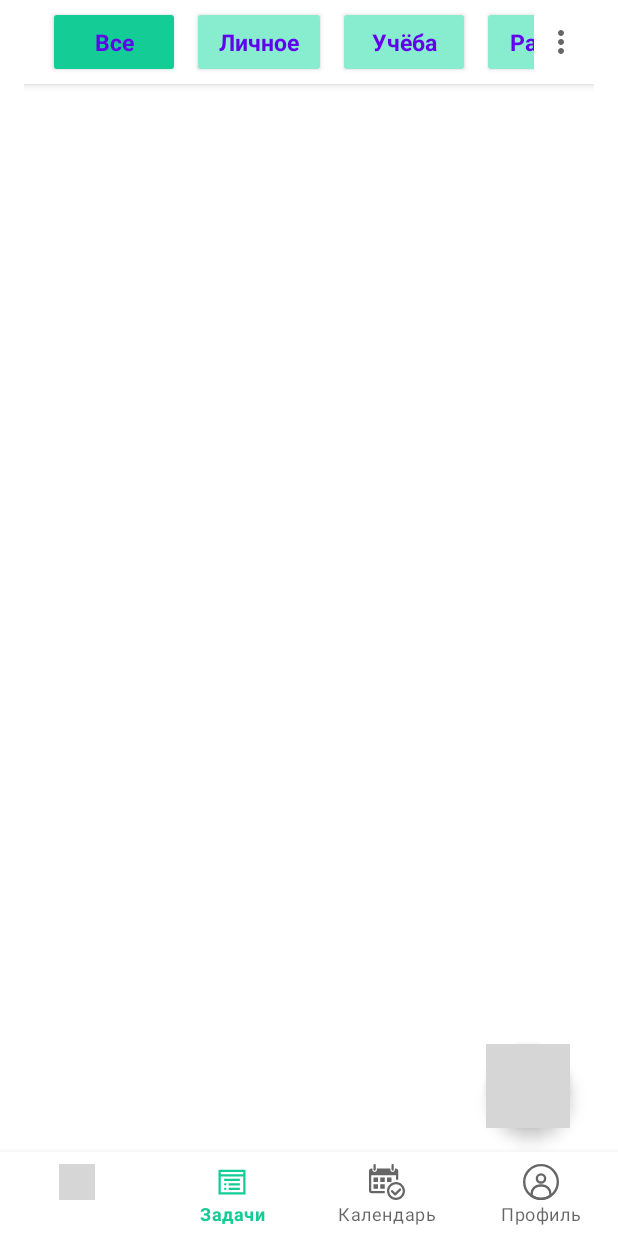
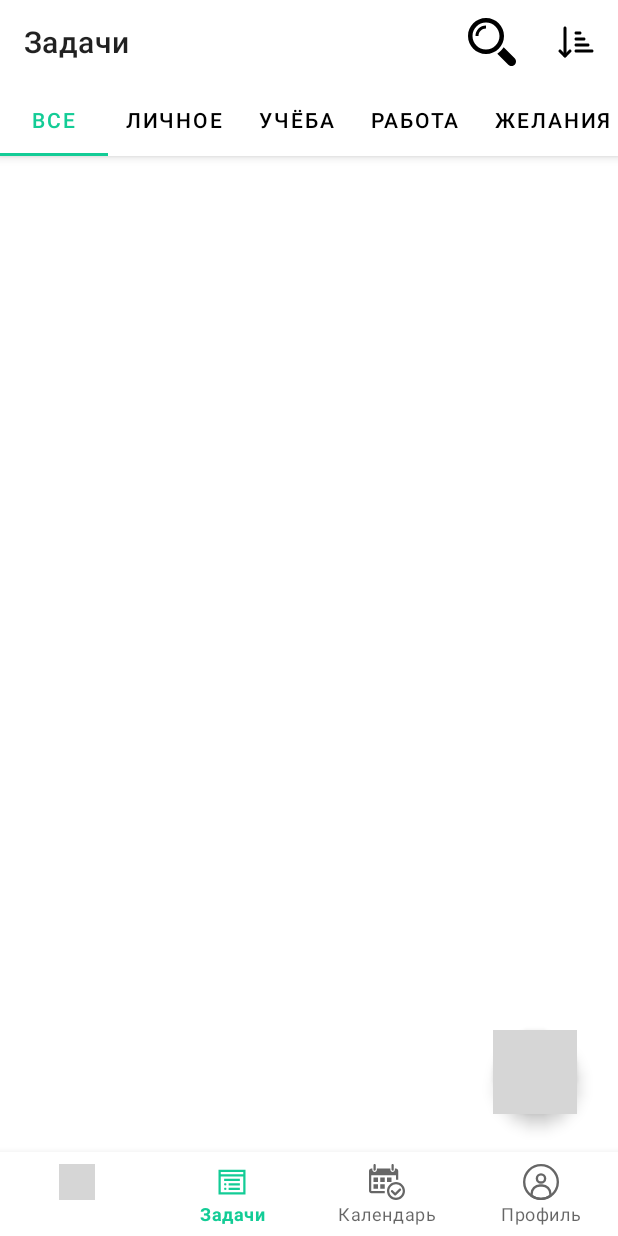
Before and after one commit to Developonz/coursework-oop, an Android app: the screen it shows after launch (MainActivity), on a phone screen of 412 x 824 dp. Run offline under Robolectric (Android 15) with nearby library versions, the phone set to English and light mode, and no system bars; our stand-ins replace navigation-ui; libraries missing offline, so code that uses them is left out: it.xabaras.android; grey boxes are pictures that could not be loaded.

Commit message:
added tabs to categories & removed tooltips

```diff
--- a/app/src/main/java/com/example/planner/MainActivity.java
+++ b/app/src/main/java/com/example/planner/MainActivity.java
@@ -33,6 +33,7 @@ import com.google.android.material.navigation.NavigationView;
 
 import androidx.appcompat.app.ActionBar;
 import androidx.appcompat.widget.Toolbar;
+import androidx.appcompat.widget.TooltipCompat;
 import androidx.core.content.ContextCompat;
 import androidx.core.view.GravityCompat;
 import androidx.core.view.ViewCompat;
@@ -45,6 +46,7 @@ import androidx.appcompat.app.AppCompatActivity;
 
 import com.example.planner.databinding.ActivityMainBinding;
 
+import java.lang.reflect.Field;
 import java.util.ArrayList;
 
 public class MainActivity extends AppCompatActivity {
@@ -61,22 +63,18 @@ public class MainActivity extends AppCompatActivity {
         BottomNavigationView navigation = binding.appBarMain.bottomNavigation;
         NavController navController = Navigation.findNavController(this, R.id.nav_host_fragment_content_main);
         NavigationUI.setupWithNavController(navigation, navController);
+
+        for (int i = 0; i < navigation.getMenu().size(); i++) {
+            MenuItem item = navigation.getMenu().getItem(i);
+            View actionView = findViewById(item.getItemId());
+            actionView.setOnLongClickListener(new View.OnLongClickListener() {
+                @Override
+                public boolean onLongClick(View v) {
+                    return true;
+                }
+            });
+        }
     }
-
-    /*@Override
-    public boolean onCreateOptionsMenu(Menu menu) {
-        getMenuInflater().inflate(R.menu.main, menu);
-        return true;
-    }
-
-    @Override
-    public boolean onOptionsItemSelected(MenuItem item) {
-        *//*if(item.getItemId() == R.id.action_search) {
-            Intent intent = new Intent(this, SearchUsersActivity.class);
-            startActivity(intent);
-        }*//*
-        return true;
-    }*/
 
     @Override
     public boolean onSupportNavigateUp() {
--- a/app/src/main/java/com/example/planner/ui/tasks/TasksFragment.java
+++ b/app/src/main/java/com/example/planner/ui/tasks/TasksFragment.java
@@ -1,63 +1,56 @@
 package com.example.planner.ui.tasks;
 
-import android.graphics.PorterDuff;
-import android.graphics.drawable.Drawable;
 import android.os.Bundle;
 import androidx.annotation.NonNull;
-import androidx.appcompat.app.ActionBar;
 import androidx.appcompat.widget.SearchView;
 import androidx.appcompat.widget.Toolbar;
-import androidx.core.content.ContextCompat;
+import androidx.appcompat.widget.TooltipCompat;
 import androidx.core.view.MenuHost;
 import androidx.core.view.MenuProvider;
-import androidx.core.view.ViewCompat;
 import androidx.fragment.app.Fragment;
 import androidx.lifecycle.Lifecycle;
 import androidx.recyclerview.widget.ItemTouchHelper;
 import androidx.recyclerview.widget.LinearLayoutManager;
 import androidx.recyclerview.widget.RecyclerView;
-
 import android.util.Log;
-import android.view.ContextThemeWrapper;
 import android.view.LayoutInflater;
 import android.view.Menu;
 import android.view.MenuInflater;
 import android.view.MenuItem;
 import android.view.View;
 import android.view.ViewGroup;
-import android.widget.Button;
-import android.widget.LinearLayout;
 import com.example.planner.MainActivity;
 import com.example.planner.R;
 import com.example.planner.databinding.FragmentTasksBinding;
 import com.google.android.material.snackbar.Snackbar;
+import com.google.android.material.tabs.TabLayout;
+
+import java.lang.reflect.Field;
 import java.util.ArrayList;
 
 
 public class TasksFragment extends Fragment implements OnItemTaskRecyclerClickListener {
 
-    private ArrayList<Button> categoriesBtn;
-    private Button activeCategory;
+    private String activeCategory;
     private final String[] categoriesTitle = {"Все", "Личное", "Учёба", "Работа", "Желания"};
     private ArrayList<Task> taskList = new ArrayList<>();
     private TasksRecyclerViewAdapter adapter;
     private FragmentTasksBinding binding;
     private RecyclerView recyclerView;
     private Toolbar toolbar;
+    private TabLayout tabLayout;
 
     @Override
     public void onCreate(Bundle savedInstanceState) {
         super.onCreate(savedInstanceState);
         binding = FragmentTasksBinding.inflate(this.getLayoutInflater());
-        toolbar = binding.toolbar;
-        ((MainActivity) requireActivity()).setSupportActionBar(toolbar);
-
         setupToolbar();
         setupCategories();
         setupRecyclerView();
 
         binding.addTaskBtn.setOnClickListener(v -> {
-            BottomSheetTaskMenuInfo bottomSheetTaskMenuInfo = BottomSheetTaskMenuInfo.getInstance(adapter, getCategory(categoriesBtn.indexOf(activeCategory)));
+            String categpry = activeCategory.equals("Все") ? "Без категории" : activeCategory;
+            BottomSheetTaskMenuInfo bottomSheetTaskMenuInfo = BottomSheetTaskMenuInfo.getInstance(adapter, categpry);
             if (bottomSheetTaskMenuInfo != null)
                 bottomSheetTaskMenuInfo.show(getParentFragmentManager(), "BottomSheetTaskMenu");
         });
@@ -103,6 +96,7 @@ public class TasksFragment extends Fragment implements OnItemTaskRecyclerClickLi
                 }
                 return false;
             }
+
         }, getViewLifecycleOwner(), Lifecycle.State.RESUMED);
     }
 
@@ -127,66 +121,40 @@ public class TasksFragment extends Fragment implements OnItemTaskRecyclerClickLi
     }
 
     private void setupToolbar() {
-        View customToolbar = this.getLayoutInflater().inflate(R.layout.custom_toolbar_layout, null);
-        toolbar.addView(customToolbar);
+        toolbar = binding.toolbar;
+        toolbar.setTitle("Задачи");
+        ((MainActivity) requireActivity()).setSupportActionBar(toolbar);
     }
 
     private void setupCategories() {
-        categoriesBtn = new ArrayList<>();
+        tabLayout = binding.tabLayout;
+
         for (String title : categoriesTitle) {
-            categoriesBtn.add(createNavBtn(title, toolbar));
+            TabLayout.Tab tab = tabLayout.newTab().setText(title);
+            tab.view.setOnLongClickListener(view -> true);
+            tabLayout.addTab(tab);
         }
-        activeCategory = categoriesBtn.get(0);
-        ViewCompat.setBackgroundTintList(activeCategory,
-                ContextCompat.getColorStateList(toolbar.getContext(), R.color.teal_700));
+
+        tabLayout.addOnTabSelectedListener(new TabLayout.OnTabSelectedListener() {
+            @Override
+            public void onTabSelected(TabLayout.Tab tab) {
+                activeCategory = (String) tab.getText();
+            }
+            @Override
+            public void onTabUnselected(TabLayout.Tab tab) {}
+
+            @Override
+            public void onTabReselected(TabLayout.Tab tab) {}
+        });
+        activeCategory = categoriesTitle[0];
     }
 
     private void setupRecyclerView() {
         recyclerView = binding.list;
         recyclerView.setLayoutManager(new LinearLayoutManager(binding.getRoot().getContext()));
-        adapter = new TasksRecyclerViewAdapter(taskList, (String) activeCategory.getText(), this);
+        adapter = new TasksRecyclerViewAdapter(taskList, activeCategory, this);
         recyclerView.setAdapter(adapter);
         ItemTouchHelper itemTouchHelper = new ItemTouchHelper(new TaskItemTouchHelper(adapter, recyclerView, getActivity()));
         itemTouchHelper.attachToRecyclerView(recyclerView);
     }
-
-    public Button createNavBtn(String text, View v) {
-
-        ContextThemeWrapper newContext = new ContextThemeWrapper(v.getContext(), R.style.customButtonCategory);
-        Button button = new Button(newContext);
-        button.setText(text);
-        button.setId(View.generateViewId());
-
-        int margin = getResources().getDimensionPixelSize(R.dimen.button_margin);
-        LinearLayout.LayoutParams layoutParams = new LinearLayout.LayoutParams(
-                LinearLayout.LayoutParams.WRAP_CONTENT,
-                LinearLayout.LayoutParams.WRAP_CONTENT
-        );
-        layoutParams.setMargins(0, 0, margin, 0);
-        button.setLayoutParams(layoutParams);
-
-        button.setOnClickListener(v1 -> {
-            if (activeCategory != null) {
-                ViewCompat.setBackgroundTintList(activeCategory,
-                        ContextCompat.getColorStateList(v1.getContext(), R.color.teal_200));
-            }
-            activeCategory = button;
-            ViewCompat.setBackgroundTintList(activeCategory,
-                    ContextCompat.getColorStateList(v1.getContext(), R.color.teal_700));
-            adapter.changeCategory((String) activeCategory.getText());
-        });
-
-        LinearLayout layout = (LinearLayout) v.findViewById(R.id.toolbarBtns);
-        layout.addView(button);
-        return button;
-    }
-
-    private String getCategory(int number) {
-        String[] categories = getResources().getStringArray(R.array.categories);
-        String category = null;
-        if (number >= 0 && number < categories.length) {
-            category = categories[number];
-        }
-        return category;
-    }
 }
--- /dev/null
+++ b/app/src/main/res/drawable/search.xml
@@ -0,0 +1,15 @@
+<vector xmlns:android="http://schemas.android.com/apk/res/android"
+    android:width="485.21dp"
+    android:height="485.21dp"
+    android:viewportWidth="485.21"
+    android:viewportHeight="485.21">
+  <path
+      android:fillColor="#FF000000"
+      android:pathData="M471.88,407.57L360.57,296.24c-16.59,25.8 -38.54,47.73 -64.33,64.32l111.32,111.32c17.77,17.77 46.59,17.77 64.32,0C489.65,454.15 489.65,425.33 471.88,407.57z"/>
+  <path
+      android:fillColor="#FF000000"
+      android:pathData="M363.91,181.96C363.91,81.47 282.44,0 181.96,0C81.47,0 0,81.47 0,181.96s81.47,181.95 181.96,181.95C282.44,363.91 363.91,282.44 363.91,181.96zM181.96,318.42c-75.25,0 -136.46,-61.21 -136.46,-136.46c0,-75.25 61.21,-136.46 136.46,-136.46c75.25,0 136.47,61.21 136.47,136.46C318.42,257.21 257.21,318.42 181.96,318.42z"/>
+  <path
+      android:fillColor="#FF000000"
+      android:pathData="M75.82,181.96h30.32c0,-41.8 34.01,-75.81 75.82,-75.81V75.82C123.44,75.82 75.82,123.44 75.82,181.96z"/>
+</vector>
--- /dev/null
+++ b/app/src/main/res/drawable/sorting.xml
@@ -0,0 +1,24 @@
+<vector xmlns:android="http://schemas.android.com/apk/res/android"
+    android:width="800dp"
+    android:height="800dp"
+    android:viewportWidth="24"
+    android:viewportHeight="24">
+  <path
+      android:pathData="M6.5,19.75C6.31,19.75 6.12,19.68 5.97,19.53L3.47,17.03C3.18,16.74 3.18,16.26 3.47,15.97C3.76,15.68 4.24,15.68 4.53,15.97L6.5,17.94L8.47,15.97C8.76,15.68 9.24,15.68 9.53,15.97C9.82,16.26 9.82,16.74 9.53,17.03L7.03,19.53C6.88,19.68 6.69,19.75 6.5,19.75Z"
+      android:fillColor="#000000"/>
+  <path
+      android:pathData="M6.5,19.75C6.09,19.75 5.75,19.41 5.75,19V5C5.75,4.59 6.09,4.25 6.5,4.25C6.91,4.25 7.25,4.59 7.25,5V19C7.25,19.41 6.91,19.75 6.5,19.75Z"
+      android:fillColor="#000000"/>
+  <path
+      android:pathData="M20,17.25H12C11.59,17.25 11.25,16.91 11.25,16.5C11.25,16.09 11.59,15.75 12,15.75H20C20.41,15.75 20.75,16.09 20.75,16.5C20.75,16.91 20.41,17.25 20,17.25Z"
+      android:fillColor="#000000"/>
+  <path
+      android:pathData="M16,11.25H12C11.59,11.25 11.25,10.91 11.25,10.5C11.25,10.09 11.59,9.75 12,9.75H16C16.41,9.75 16.75,10.09 16.75,10.5C16.75,10.91 16.41,11.25 16,11.25Z"
+      android:fillColor="#000000"/>
+  <path
+      android:pathData="M14,8.25H12C11.59,8.25 11.25,7.91 11.25,7.5C11.25,7.09 11.59,6.75 12,6.75H14C14.41,6.75 14.75,7.09 14.75,7.5C14.75,7.91 14.41,8.25 14,8.25Z"
+      android:fillColor="#000000"/>
+  <path
+      android:pathData="M18,14.25H12C11.59,14.25 11.25,13.91 11.25,13.5C11.25,13.09 11.59,12.75 12,12.75H18C18.41,12.75 18.75,13.09 18.75,13.5C18.75,13.91 18.41,14.25 18,14.25Z"
+      android:fillColor="#000000"/>
+</vector>
--- a/app/src/main/res/layout/fragment_tasks.xml
+++ b/app/src/main/res/layout/fragment_tasks.xml
@@ -1,13 +1,15 @@
-<?xml version="1.0" encoding="utf-8"?>
 <FrameLayout xmlns:android="http://schemas.android.com/apk/res/android"
     xmlns:tools="http://schemas.android.com/tools"
     xmlns:app="http://schemas.android.com/apk/res-auto"
     android:id="@+id/task_frame"
     android:layout_width="match_parent"
     android:layout_height="match_parent"
-    android:paddingHorizontal="16dp"
     android:background="@android:color/transparent"
     tools:context=".ui.tasks.TasksFragment">
+
+    <androidx.coordinatorlayout.widget.CoordinatorLayout
+        android:layout_width="match_parent"
+        android:layout_height="match_parent">
 
         <com.google.android.material.appbar.AppBarLayout
             android:layout_width="match_parent"
@@ -19,23 +21,32 @@
                 android:layout_height="?attr/actionBarSize"
                 android:background="@color/white" />
 
+            <com.google.android.material.tabs.TabLayout
+                android:id="@+id/tab_layout"
+                android:layout_width="match_parent"
+                android:layout_height="wrap_content"
+                app:tabTextColor="@color/black"
+                app:tabGravity="center"
+                app:tabMode="scrollable"
+                app:tabIndicatorColor="@color/teal_700"
+                app:tabSelectedTextColor="@color/teal_700" />
         </com.google.android.material.appbar.AppBarLayout>
 
         <androidx.recyclerview.widget.RecyclerView
             android:id="@+id/list"
             android:layout_width="match_parent"
             android:layout_height="match_parent"
-            android:layout_marginTop="?attr/actionBarSize"/>
+            android:paddingTop="15dp"
+            android:paddingHorizontal="16dp"
+            app:layout_behavior="@string/appbar_scrolling_view_behavior" />
 
         <com.google.android.material.floatingactionbutton.FloatingActionButton
             android:id="@+id/add_task_btn"
             android:layout_width="wrap_content"
             android:layout_height="wrap_content"
             android:layout_gravity="bottom|end"
-            android:layout_marginBottom="16dp"
-            android:layout_marginRight="16dp"
-            android:src="@drawable/plus" >
-
-        </com.google.android.material.floatingactionbutton.FloatingActionButton>
-
+            android:layout_marginRight="27dp"
+            android:layout_marginBottom="25dp"
+            android:src="@drawable/plus" />
+    </androidx.coordinatorlayout.widget.CoordinatorLayout>
 </FrameLayout>
--- a/app/src/main/res/menu/main.xml
+++ b/app/src/main/res/menu/main.xml
@@ -3,14 +3,17 @@
     xmlns:app="http://schemas.android.com/apk/res-auto">
     <item
         android:id="@+id/action_search"
-        android:title="Search"
-        app:showAsAction="collapseActionView"
+        android:title=""
+        android:icon="@drawable/search"
+        android:iconTint="@color/black"
+        app:showAsAction="always|collapseActionView"
         app:actionViewClass="androidx.appcompat.widget.SearchView"
         />
 
     <item
         android:id="@+id/action_sort"
-        android:title="Sorting"
-        app:showAsAction="collapseActionView"
+        android:title=""
+        android:icon="@drawable/sorting"
+        app:showAsAction="always|collapseActionView"
         />
 </menu>
--- a/app/src/main/res/values/themes.xml
+++ b/app/src/main/res/values/themes.xml
@@ -35,13 +35,13 @@
 
 
     <style name="DatePicker" parent="ThemeOverlay.MaterialComponents.MaterialCalendar">
-        <item name="colorPrimary">@color/teal_700</item>
+        <item name="colorPrimary">@color/teal_200</item>
         <item name="colorSurface">#FFF5F5</item>
         <item name="colorOnSurface">#0289FF</item>
     </style>
 
     <style name="TimePicker" parent="ThemeOverlay.MaterialComponents.TimePicker">
-        <item name="colorPrimary">@color/teal_700</item>
+        <item name="colorPrimary">@color/teal_200</item>
         <item name="colorSurface">#FFF5F5</item>
         <item name="colorOnSurface">#0289FF</item>
     </style>
```
